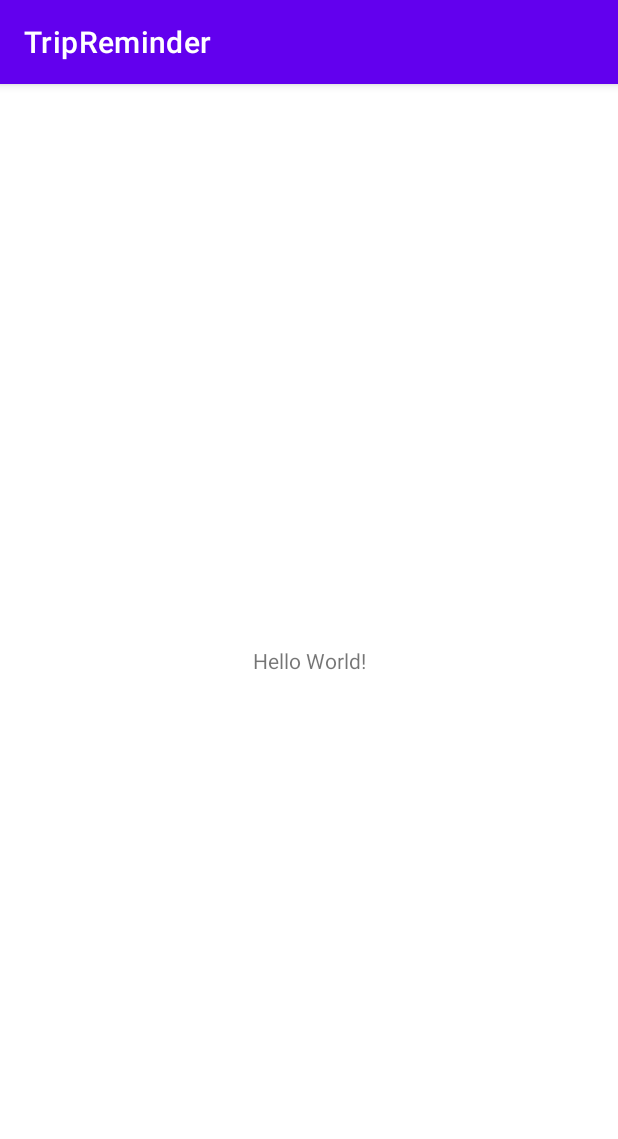
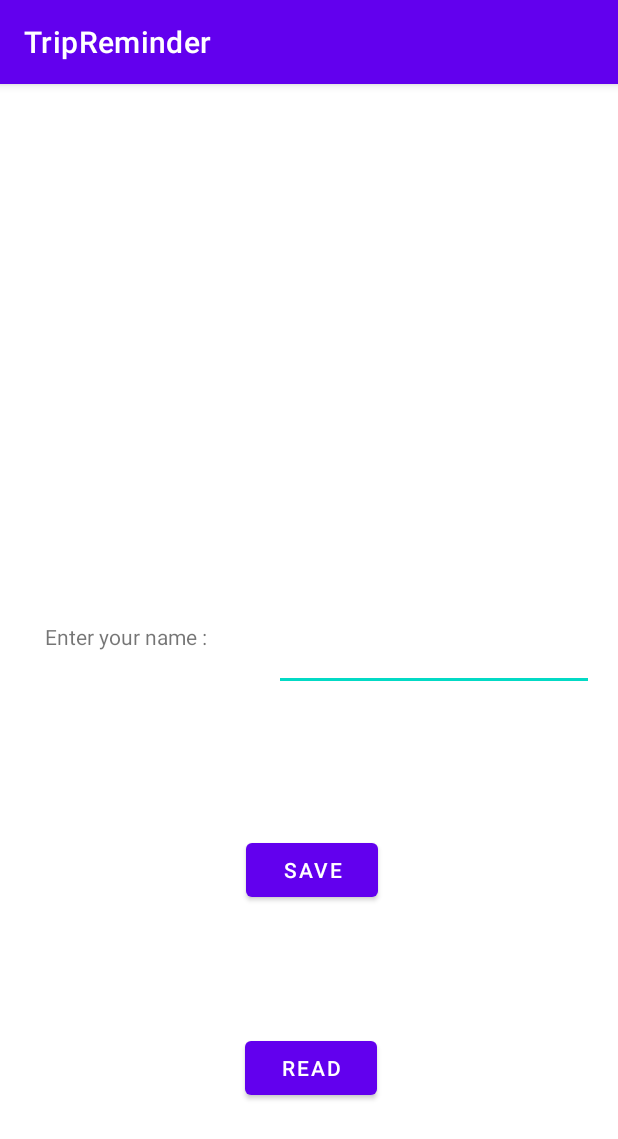
Before and after one commit to fayza55elshorbagy/TripReminder, an Android app: the screen it shows after launch (MainActivity), on a phone screen of 412 x 824 dp. Shown: the top 1139 px of the screen. Run offline under Robolectric (Android 15) with nearby library versions, the phone set to English and light mode, and no system bars; our stand-ins replace Firebase (no records; nobody signed in at launch, a user with empty details on screens opened directly).

Commit message:
connectingFirebase
firebaseRead_Write

```diff
--- a/app/build.gradle
+++ b/app/build.gradle
@@ -1,5 +1,6 @@
 plugins {
     id 'com.android.application'
+    id 'com.google.gms.google-services'
 }
 
 android {
@@ -33,7 +34,10 @@ dependencies {
     implementation 'androidx.appcompat:appcompat:1.2.0'
     implementation 'com.google.android.material:material:1.2.1'
     implementation 'androidx.constraintlayout:constraintlayout:2.0.4'
+    implementation 'com.google.firebase:firebase-database:19.2.1'
     testImplementation 'junit:junit:4.+'
     androidTestImplementation 'androidx.test.ext:junit:1.1.2'
     androidTestImplementation 'androidx.test.espresso:espresso-core:3.3.0'
+    implementation platform('com.google.firebase:firebase-bom:26.3.0')
+    implementation 'com.google.firebase:firebase-analytics'
 }
--- a/app/src/main/java/com/example/tripreminder/MainActivity.java
+++ b/app/src/main/java/com/example/tripreminder/MainActivity.java
@@ -1,14 +1,50 @@
 package com.example.tripreminder;
 
+import androidx.annotation.NonNull;
 import androidx.appcompat.app.AppCompatActivity;
 
 import android.os.Bundle;
+import android.view.View;
+import android.widget.EditText;
+import android.widget.Toast;
+
+import com.google.firebase.database.DataSnapshot;
+import com.google.firebase.database.DatabaseError;
+import com.google.firebase.database.DatabaseReference;
+import com.google.firebase.database.FirebaseDatabase;
+import com.google.firebase.database.ValueEventListener;
 
 public class MainActivity extends AppCompatActivity {
-
+    EditText name;
+    DatabaseReference databaseReference;
     @Override
     protected void onCreate(Bundle savedInstanceState) {
         super.onCreate(savedInstanceState);
         setContentView(R.layout.activity_main);
+        name = findViewById(R.id.name);
+        databaseReference = FirebaseDatabase.getInstance().getReference().child("Data");
+    }
+
+    public void save(View view) {
+        String WritedName = name.getText().toString();
+        databaseReference.setValue(WritedName);
+    }
+
+    public void read(View view) {
+        databaseReference.addValueEventListener(new ValueEventListener() {
+            @Override
+            public void onDataChange(@NonNull DataSnapshot snapshot) {
+                if(snapshot.exists())
+                {
+                    String ReadedName = snapshot.getValue().toString();
+                    Toast.makeText(MainActivity.this, ReadedName, Toast.LENGTH_SHORT).show();
+                }
+            }
+
+            @Override
+            public void onCancelled(@NonNull DatabaseError error) {
+
+            }
+        });
     }
 }
--- a/app/src/main/res/layout/activity_main.xml
+++ b/app/src/main/res/layout/activity_main.xml
@@ -7,12 +7,51 @@
     tools:context=".MainActivity">
 
     <TextView
+        android:layout_width="139dp"
+        android:layout_height="46dp"
+        android:layout_marginStart="16dp"
+        android:text="Enter your name : "
+        app:layout_constraintBottom_toBottomOf="parent"
+        app:layout_constraintEnd_toStartOf="@+id/name"
+        app:layout_constraintStart_toStartOf="parent"
+        app:layout_constraintTop_toTopOf="parent"
+        app:layout_constraintVertical_bias="0.497" />
+
+    <EditText
+        android:id="@+id/name"
         android:layout_width="wrap_content"
         android:layout_height="wrap_content"
-        android:text="Hello World!"
+        android:layout_marginEnd="16dp"
+        android:ems="10"
+        android:inputType="textPersonName"
         app:layout_constraintBottom_toBottomOf="parent"
-        app:layout_constraintLeft_toLeftOf="parent"
-        app:layout_constraintRight_toRightOf="parent"
-        app:layout_constraintTop_toTopOf="parent" />
+        app:layout_constraintEnd_toEndOf="parent"
+        app:layout_constraintTop_toTopOf="parent"
+        app:layout_constraintVertical_bias="0.497" />
+
+    <Button
+        android:id="@+id/button4"
+        android:layout_width="wrap_content"
+        android:layout_height="wrap_content"
+        android:layout_marginEnd="160dp"
+        android:layout_marginBottom="220dp"
+        android:onClick="save"
+        android:text="Save"
+        app:layout_constraintBottom_toBottomOf="parent"
+        app:layout_constraintEnd_toEndOf="parent" />
+
+    <Button
+        android:id="@+id/button5"
+        android:layout_width="wrap_content"
+        android:layout_height="wrap_content"
+        android:layout_marginTop="84dp"
+        android:onClick="read"
+        android:text="Read"
+        app:layout_constraintBottom_toBottomOf="parent"
+        app:layout_constraintEnd_toEndOf="parent"
+        app:layout_constraintHorizontal_bias="0.504"
+        app:layout_constraintStart_toStartOf="parent"
+        app:layout_constraintTop_toBottomOf="@+id/button4"
+        app:layout_constraintVertical_bias="0.0" />
 
 </androidx.constraintlayout.widget.ConstraintLayout>
--- a/build.gradle
+++ b/build.gradle
@@ -6,7 +6,7 @@ buildscript {
     }
     dependencies {
         classpath "com.android.tools.build:gradle:4.1.1"
-
+        classpath 'com.google.gms:google-services:4.3.4'
         // NOTE: Do not place your application dependencies here; they belong
         // in the individual module build.gradle files
     }
```
Also changed, not shown: 1 other file.
